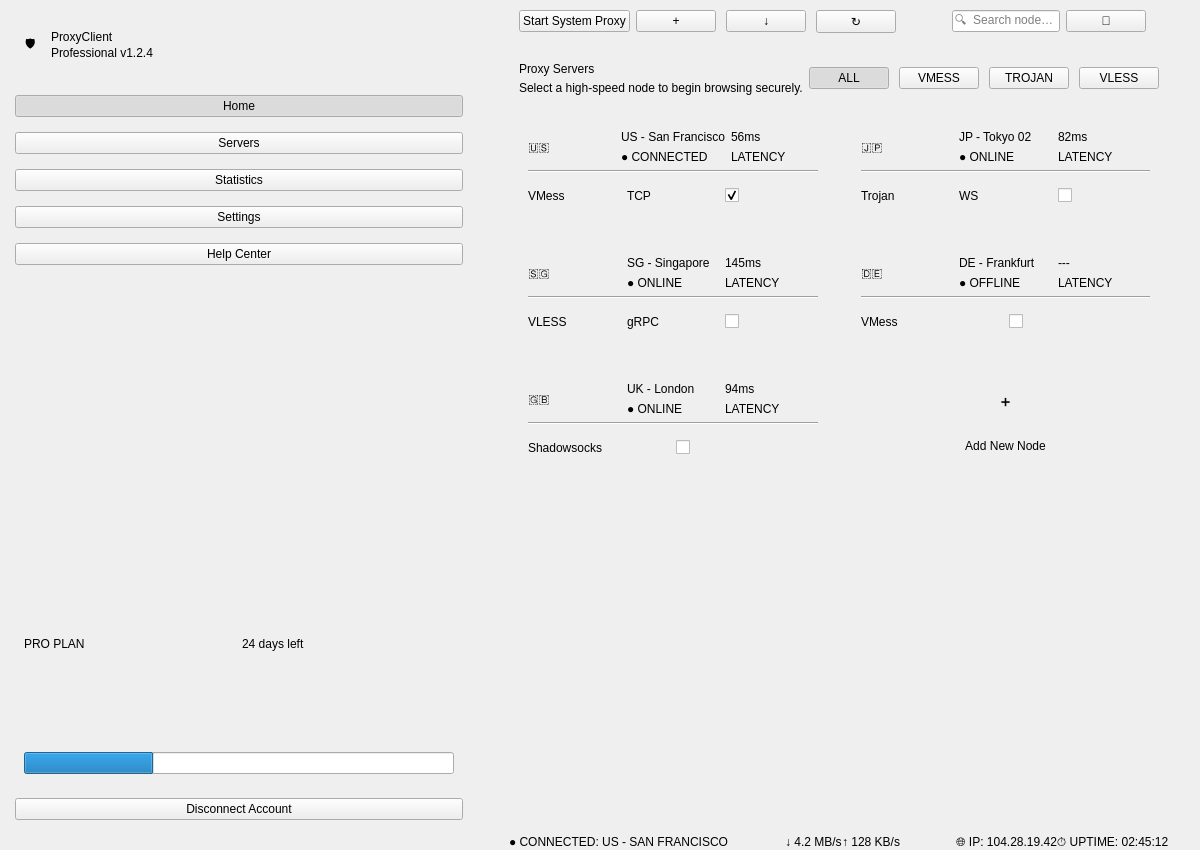
First picture: the form in v2raycpp.ui, repository llk657843/V2ray, before the edit.
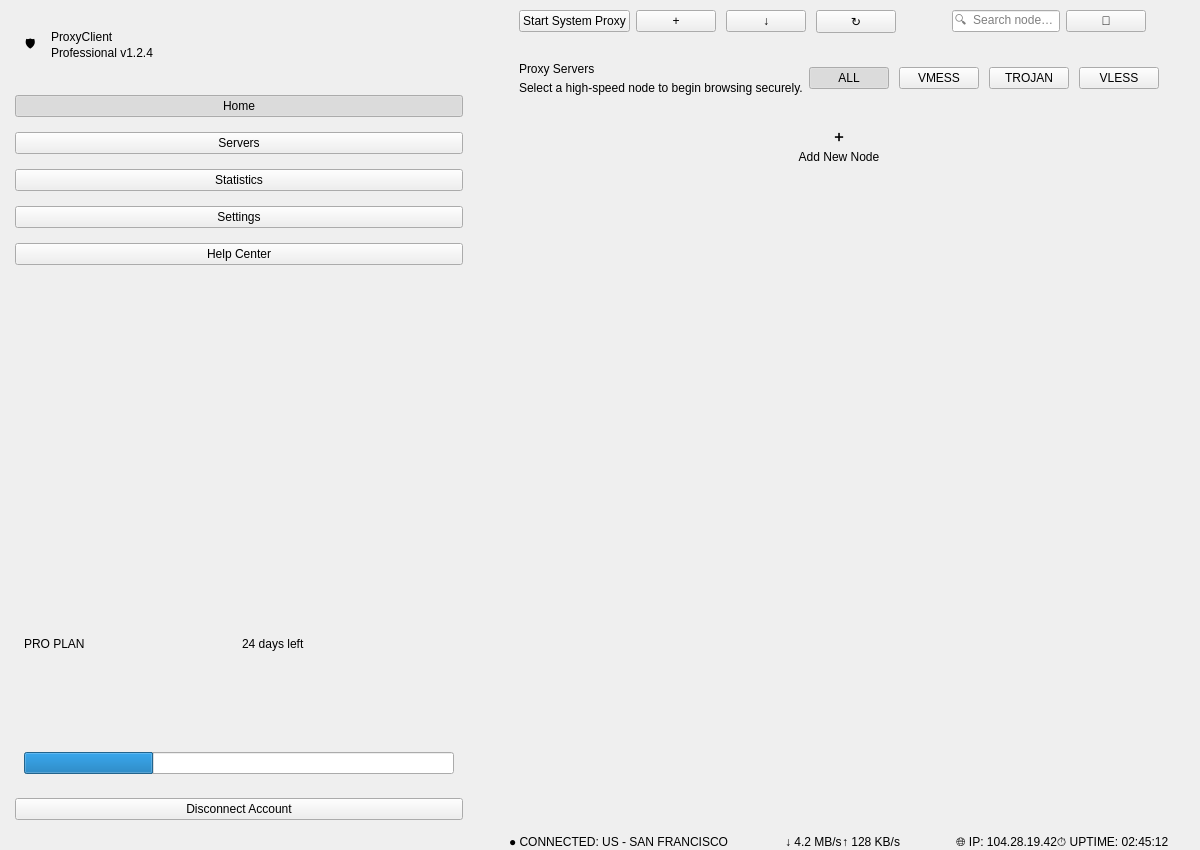
Second picture: the form after the edit.

Commit message: 微调UI

Patch:
```diff
--- a/v2raycpp.ui
+++ b/v2raycpp.ui
@@ -536,682 +536,6 @@
             <number>25</number>
            </property>
            <item row="0" column="0">
-            <widget class="QFrame" name="cardUS">
-             <property name="class" stdset="0">
-              <string>card</string>
-             </property>
-             <property name="active" stdset="0">
-              <bool>true</bool>
-             </property>
-             <layout class="QVBoxLayout">
-              <item>
-               <layout class="QHBoxLayout">
-                <item>
-                 <widget class="QLabel" name="iconUS">
-                  <property name="text">
-                   <string>🇺🇸</string>
-                  </property>
-                  <property name="class" stdset="0">
-                   <string>cardIcon</string>
-                  </property>
-                 </widget>
-                </item>
-                <item>
-                 <layout class="QVBoxLayout">
-                  <item>
-                   <widget class="QLabel" name="titleUS">
-                    <property name="text">
-                     <string>US - San Francisco</string>
-                    </property>
-                    <property name="class" stdset="0">
-                     <string>cardTitle</string>
-                    </property>
-                   </widget>
-                  </item>
-                  <item>
-                   <widget class="QLabel" name="statusUS">
-                    <property name="text">
-                     <string>● CONNECTED</string>
-                    </property>
-                    <property name="class" stdset="0">
-                     <string>statusGood</string>
-                    </property>
-                   </widget>
-                  </item>
-                 </layout>
-                </item>
-                <item>
-                 <spacer>
-                  <property name="orientation">
-                   <enum>Qt::Orientation::Vertical</enum>
-                  </property>
-                  <property name="sizeHint" stdset="0">
-                   <size>
-                    <width>0</width>
-                    <height>0</height>
-                   </size>
-                  </property>
-                 </spacer>
-                </item>
-                <item>
-                 <layout class="QVBoxLayout">
-                  <item>
-                   <widget class="QLabel" name="latUS">
-                    <property name="text">
-                     <string>56ms</string>
-                    </property>
-                    <property name="class" stdset="0">
-                     <string>latGood</string>
-                    </property>
-                   </widget>
-                  </item>
-                  <item>
-                   <widget class="QLabel" name="lblLatUS">
-                    <property name="text">
-                     <string>LATENCY</string>
-                    </property>
-                    <property name="class" stdset="0">
-                     <string>latLabel</string>
-                    </property>
-                   </widget>
-                  </item>
-                 </layout>
-                </item>
-               </layout>
-              </item>
-              <item>
-               <widget class="Line" name="lineUS">
-                <property name="orientation">
-                 <enum>Qt::Orientation::Horizontal</enum>
-                </property>
-                <property name="class" stdset="0">
-                 <string>cardLine</string>
-                </property>
-               </widget>
-              </item>
-              <item>
-               <layout class="QHBoxLayout">
-                <item>
-                 <widget class="QLabel" name="tagUS1">
-                  <property name="text">
-                   <string>VMess</string>
-                  </property>
-                  <property name="class" stdset="0">
-                   <string>tag</string>
-                  </property>
-                 </widget>
-                </item>
-                <item>
-                 <widget class="QLabel" name="tagUS2">
-                  <property name="text">
-                   <string>TCP</string>
-                  </property>
-                  <property name="class" stdset="0">
-                   <string>tag</string>
-                  </property>
-                 </widget>
-                </item>
-                <item>
-                 <spacer>
-                  <property name="orientation">
-                   <enum>Qt::Orientation::Vertical</enum>
-                  </property>
-                  <property name="sizeHint" stdset="0">
-                   <size>
-                    <width>0</width>
-                    <height>0</height>
-                   </size>
-                  </property>
-                 </spacer>
-                </item>
-                <item>
-                 <widget class="QCheckBox" name="toggleUS">
-                  <property name="checked">
-                   <bool>true</bool>
-                  </property>
-                  <property name="class" stdset="0">
-                   <string>toggle</string>
-                  </property>
-                 </widget>
-                </item>
-               </layout>
-              </item>
-             </layout>
-            </widget>
-           </item>
-           <item row="0" column="1">
-            <widget class="QFrame" name="cardJP">
-             <property name="class" stdset="0">
-              <string>card</string>
-             </property>
-             <layout class="QVBoxLayout">
-              <item>
-               <layout class="QHBoxLayout">
-                <item>
-                 <widget class="QLabel" name="iconJP">
-                  <property name="text">
-                   <string>🇯🇵</string>
-                  </property>
-                  <property name="class" stdset="0">
-                   <string>cardIcon</string>
-                  </property>
-                 </widget>
-                </item>
-                <item>
-                 <layout class="QVBoxLayout">
-                  <item>
-                   <widget class="QLabel" name="titleJP">
-                    <property name="text">
-                     <string>JP - Tokyo 02</string>
-                    </property>
-                    <property name="class" stdset="0">
-                     <string>cardTitle</string>
-                    </property>
-                   </widget>
-                  </item>
-                  <item>
-                   <widget class="QLabel" name="statusJP">
-                    <property name="text">
-                     <string>● ONLINE</string>
-                    </property>
-                    <property name="class" stdset="0">
-                     <string>statusGood</string>
-                    </property>
-                   </widget>
-                  </item>
-                 </layout>
-                </item>
-                <item>
-                 <spacer>
-                  <property name="orientation">
-                   <enum>Qt::Orientation::Vertical</enum>
-                  </property>
-                  <property name="sizeHint" stdset="0">
-                   <size>
-                    <width>0</width>
-                    <height>0</height>
-                   </size>
-                  </property>
-                 </spacer>
-                </item>
-                <item>
-                 <layout class="QVBoxLayout">
-                  <item>
-                   <widget class="QLabel" name="latJP">
-                    <property name="text">
-                     <string>82ms</string>
-                    </property>
-                    <property name="class" stdset="0">
-                     <string>latGood</string>
-                    </property>
-                   </widget>
-                  </item>
-                  <item>
-                   <widget class="QLabel" name="lblLatJP">
-                    <property name="text">
-                     <string>LATENCY</string>
-                    </property>
-                    <property name="class" stdset="0">
-                     <string>latLabel</string>
-                    </property>
-                   </widget>
-                  </item>
-                 </layout>
-                </item>
-               </layout>
-              </item>
-              <item>
-               <widget class="Line" name="lineJP">
-                <property name="orientation">
-                 <enum>Qt::Orientation::Horizontal</enum>
-                </property>
-                <property name="class" stdset="0">
-                 <string>cardLine</string>
-                </property>
-               </widget>
-              </item>
-              <item>
-               <layout class="QHBoxLayout">
-                <item>
-                 <widget class="QLabel" name="tagJP1">
-                  <property name="text">
-                   <string>Trojan</string>
-                  </property>
-                  <property name="class" stdset="0">
-                   <string>tag</string>
-                  </property>
-                 </widget>
-                </item>
-                <item>
-                 <widget class="QLabel" name="tagJP2">
-                  <property name="text">
-                   <string>WS</string>
-                  </property>
-                  <property name="class" stdset="0">
-                   <string>tag</string>
-                  </property>
-                 </widget>
-                </item>
-                <item>
-                 <spacer>
-                  <property name="orientation">
-                   <enum>Qt::Orientation::Vertical</enum>
-                  </property>
-                  <property name="sizeHint" stdset="0">
-                   <size>
-                    <width>0</width>
-                    <height>0</height>
-                   </size>
-                  </property>
-                 </spacer>
-                </item>
-                <item>
-                 <widget class="QCheckBox" name="toggleJP">
-                  <property name="class" stdset="0">
-                   <string>toggle</string>
-                  </property>
-                 </widget>
-                </item>
-               </layout>
-              </item>
-             </layout>
-            </widget>
-           </item>
-           <item row="1" column="0">
-            <widget class="QFrame" name="cardSG">
-             <property name="class" stdset="0">
-              <string>card</string>
-             </property>
-             <layout class="QVBoxLayout">
-              <item>
-               <layout class="QHBoxLayout">
-                <item>
-                 <widget class="QLabel" name="iconSG">
-                  <property name="text">
-                   <string>🇸🇬</string>
-                  </property>
-                  <property name="class" stdset="0">
-                   <string>cardIcon</string>
-                  </property>
-                 </widget>
-                </item>
-                <item>
-                 <layout class="QVBoxLayout">
-                  <item>
-                   <widget class="QLabel" name="titleSG">
-                    <property name="text">
-                     <string>SG - Singapore</string>
-                    </property>
-                    <property name="class" stdset="0">
-                     <string>cardTitle</string>
-                    </property>
-                   </widget>
-                  </item>
-                  <item>
-                   <widget class="QLabel" name="statusSG">
-                    <property name="text">
-                     <string>● ONLINE</string>
-                    </property>
-                    <property name="class" stdset="0">
-                     <string>statusMid</string>
-                    </property>
-                   </widget>
-                  </item>
-                 </layout>
-                </item>
-                <item>
-                 <spacer>
-                  <property name="orientation">
-                   <enum>Qt::Orientation::Vertical</enum>
-                  </property>
-                  <property name="sizeHint" stdset="0">
-                   <size>
-                    <width>0</width>
-                    <height>0</height>
-                   </size>
-                  </property>
-                 </spacer>
-                </item>
-                <item>
-                 <layout class="QVBoxLayout">
-                  <item>
-                   <widget class="QLabel" name="latSG">
-                    <property name="text">
-                     <string>145ms</string>
-                    </property>
-                    <property name="class" stdset="0">
-                     <string>latMid</string>
-                    </property>
-                   </widget>
-                  </item>
-                  <item>
-                   <widget class="QLabel" name="lblLatSG">
-                    <property name="text">
-                     <string>LATENCY</string>
-                    </property>
-                    <property name="class" stdset="0">
-                     <string>latLabel</string>
-                    </property>
-                   </widget>
-                  </item>
-                 </layout>
-                </item>
-               </layout>
-              </item>
-              <item>
-               <widget class="Line" name="lineSG">
-                <property name="orientation">
-                 <enum>Qt::Orientation::Horizontal</enum>
-                </property>
-                <property name="class" stdset="0">
-                 <string>cardLine</string>
-                </property>
-               </widget>
-              </item>
-              <item>
-               <layout class="QHBoxLayout">
-                <item>
-                 <widget class="QLabel" name="tagSG1">
-                  <property name="text">
-                   <string>VLESS</string>
-                  </property>
-                  <property name="class" stdset="0">
-                   <string>tag</string>
-                  </property>
-                 </widget>
-                </item>
-                <item>
-                 <widget class="QLabel" name="tagSG2">
-                  <property name="text">
-                   <string>gRPC</string>
-                  </property>
-                  <property name="class" stdset="0">
-                   <string>tag</string>
-                  </property>
-                 </widget>
-                </item>
-                <item>
-                 <spacer>
-                  <property name="orientation">
-                   <enum>Qt::Orientation::Vertical</enum>
-                  </property>
-                  <property name="sizeHint" stdset="0">
-                   <size>
-                    <width>0</width>
-                    <height>0</height>
-                   </size>
-                  </property>
-                 </spacer>
-                </item>
-                <item>
-                 <widget class="QCheckBox" name="toggleSG">
-                  <property name="class" stdset="0">
-                   <string>toggle</string>
-                  </property>
-                 </widget>
-                </item>
-               </layout>
-              </item>
-             </layout>
-            </widget>
-           </item>
-           <item row="1" column="1">
-            <widget class="QFrame" name="cardDE">
-             <property name="class" stdset="0">
-              <string>card</string>
-             </property>
-             <layout class="QVBoxLayout">
-              <item>
-               <layout class="QHBoxLayout">
-                <item>
-                 <widget class="QLabel" name="iconDE">
-                  <property name="text">
-                   <string>🇩🇪</string>
-                  </property>
-                  <property name="class" stdset="0">
-                   <string>cardIcon</string>
-                  </property>
-                 </widget>
-                </item>
-                <item>
-                 <layout class="QVBoxLayout">
-                  <item>
-                   <widget class="QLabel" name="titleDE">
-                    <property name="text">
-                     <string>DE - Frankfurt</string>
-                    </property>
-                    <property name="class" stdset="0">
-                     <string>cardTitle</string>
-                    </property>
-                   </widget>
-                  </item>
-                  <item>
-                   <widget class="QLabel" name="statusDE">
-                    <property name="text">
-                     <string>● OFFLINE</string>
-                    </property>
-                    <property name="class" stdset="0">
-                     <string>statusNull</string>
-                    </property>
-                   </widget>
-                  </item>
-                 </layout>
-                </item>
-                <item>
-                 <spacer>
-                  <property name="orientation">
-                   <enum>Qt::Orientation::Vertical</enum>
-                  </property>
-                  <property name="sizeHint" stdset="0">
-                   <size>
-                    <width>0</width>
-                    <height>0</height>
-                   </size>
-                  </property>
-                 </spacer>
-                </item>
-                <item>
-                 <layout class="QVBoxLayout">
-                  <item>
-                   <widget class="QLabel" name="latDE">
-                    <property name="text">
-                     <string>---</string>
-                    </property>
-                    <property name="class" stdset="0">
-                     <string>latNull</string>
-                    </property>
-                   </widget>
-                  </item>
-                  <item>
-                   <widget class="QLabel" name="lblLatDE">
-                    <property name="text">
-                     <string>LATENCY</string>
-                    </property>
-                    <property name="class" stdset="0">
-                     <string>latLabel</string>
-                    </property>
-                   </widget>
-                  </item>
-                 </layout>
-                </item>
-               </layout>
-              </item>
-              <item>
-               <widget class="Line" name="lineDE">
-                <property name="orientation">
-                 <enum>Qt::Orientation::Horizontal</enum>
-                </property>
-                <property name="class" stdset="0">
-                 <string>cardLine</string>
-                </property>
-               </widget>
-              </item>
-              <item>
-               <layout class="QHBoxLayout">
-                <item>
-                 <widget class="QLabel" name="tagDE1">
-                  <property name="text">
-                   <string>VMess</string>
-                  </property>
-                  <property name="class" stdset="0">
-                   <string>tag</string>
-                  </property>
-                 </widget>
-                </item>
-                <item>
-                 <spacer>
-                  <property name="orientation">
-                   <enum>Qt::Orientation::Vertical</enum>
-                  </property>
-                  <property name="sizeHint" stdset="0">
-                   <size>
-                    <width>0</width>
-                    <height>0</height>
-                   </size>
-                  </property>
-                 </spacer>
-                </item>
-                <item>
-                 <widget class="QCheckBox" name="toggleDE">
-                  <property name="class" stdset="0">
-                   <string>toggle</string>
-                  </property>
-                 </widget>
-                </item>
-               </layout>
-              </item>
-             </layout>
-            </widget>
-           </item>
-           <item row="2" column="0">
-            <widget class="QFrame" name="cardUK">
-             <property name="class" stdset="0">
-              <string>card</string>
-             </property>
-             <layout class="QVBoxLayout">
-              <item>
-               <layout class="QHBoxLayout">
-                <item>
-                 <widget class="QLabel" name="iconUK">
-                  <property name="text">
-                   <string>🇬🇧</string>
-                  </property>
-                  <property name="class" stdset="0">
-                   <string>cardIcon</string>
-                  </property>
-                 </widget>
-                </item>
-                <item>
-                 <layout class="QVBoxLayout">
-                  <item>
-                   <widget class="QLabel" name="titleUK">
-                    <property name="text">
-                     <string>UK - London</string>
-                    </property>
-                    <property name="class" stdset="0">
-                     <string>cardTitle</string>
-                    </property>
-                   </widget>
-                  </item>
-                  <item>
-                   <widget class="QLabel" name="statusUK">
-                    <property name="text">
-                     <string>● ONLINE</string>
-                    </property>
-                    <property name="class" stdset="0">
-                     <string>statusGood</string>
-                    </property>
-                   </widget>
-                  </item>
-                 </layout>
-                </item>
-                <item>
-                 <spacer>
-                  <property name="orientation">
-                   <enum>Qt::Orientation::Vertical</enum>
-                  </property>
-                  <property name="sizeHint" stdset="0">
-                   <size>
-                    <width>0</width>
-                    <height>0</height>
-                   </size>
-                  </property>
-                 </spacer>
-                </item>
-                <item>
-                 <layout class="QVBoxLayout">
-                  <item>
-                   <widget class="QLabel" name="latUK">
-                    <property name="text">
-                     <string>94ms</string>
-                    </property>
-                    <property name="class" stdset="0">
-                     <string>latGood</string>
-                    </property>
-                   </widget>
-                  </item>
-                  <item>
-                   <widget class="QLabel" name="lblLatUK">
-                    <property name="text">
-                     <string>LATENCY</string>
-                    </property>
-                    <property name="class" stdset="0">
-                     <string>latLabel</string>
-                    </property>
-                   </widget>
-                  </item>
-                 </layout>
-                </item>
-               </layout>
-              </item>
-              <item>
-               <widget class="Line" name="lineUK">
-                <property name="orientation">
-                 <enum>Qt::Orientation::Horizontal</enum>
-                </property>
-                <property name="class" stdset="0">
-                 <string>cardLine</string>
-                </property>
-               </widget>
-              </item>
-              <item>
-               <layout class="QHBoxLayout">
-                <item>
-                 <widget class="QLabel" name="tagUK1">
-                  <property name="text">
-                   <string>Shadowsocks</string>
-                  </property>
-                  <property name="class" stdset="0">
-                   <string>tag</string>
-                  </property>
-                 </widget>
-                </item>
-                <item>
-                 <spacer>
-                  <property name="orientation">
-                   <enum>Qt::Orientation::Vertical</enum>
-                  </property>
-                  <property name="sizeHint" stdset="0">
-                   <size>
-                    <width>0</width>
-                    <height>0</height>
-                   </size>
-                  </property>
-                 </spacer>
-                </item>
-                <item>
-                 <widget class="QCheckBox" name="toggleUK">
-                  <property name="class" stdset="0">
-                   <string>toggle</string>
-                  </property>
-                 </widget>
-                </item>
-               </layout>
-              </item>
-             </layout>
-            </widget>
-           </item>
-           <item row="2" column="1">
             <widget class="QFrame" name="cardAddNode">
              <layout class="QVBoxLayout">
               <item>
```
The commit also changes 1 other file.
